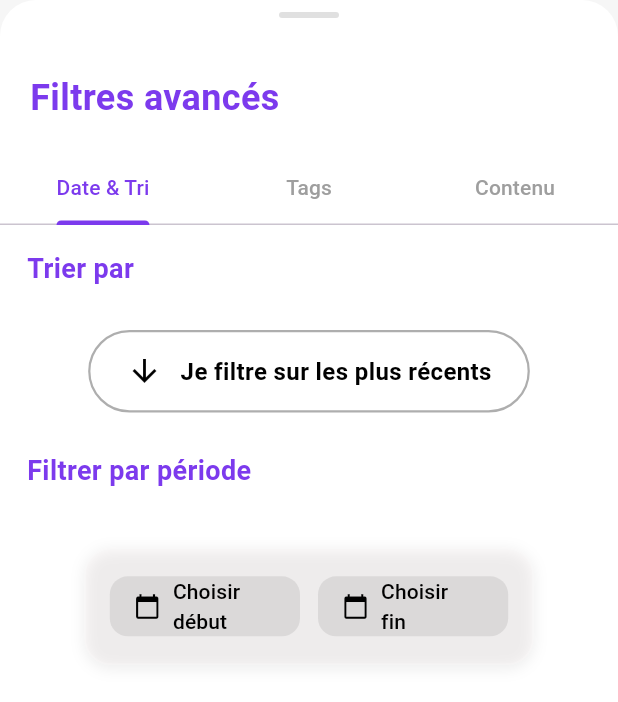
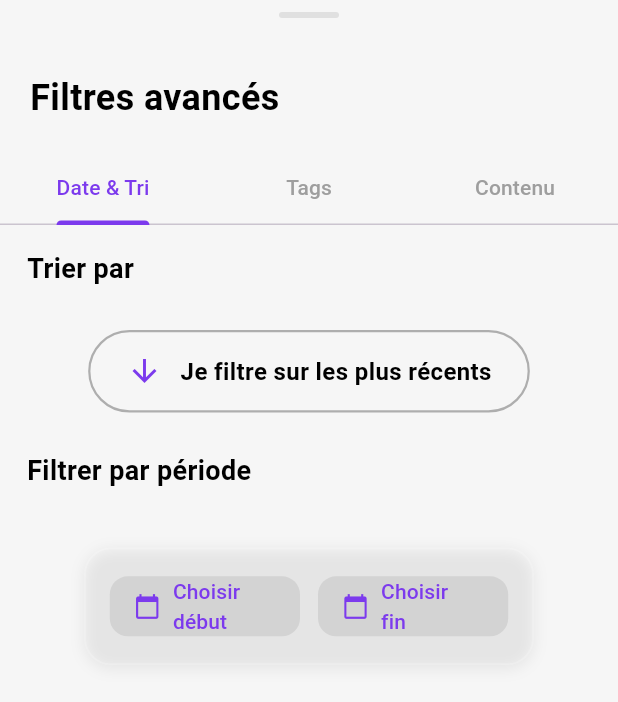
Before and after one commit to Xantos07/Revato, a Flutter app: the FilterPanel widget shown alone on an empty page, opened directly, on a phone screen of 412 x 824 dp. Shown: the top 702 px of the screen. Run offline on Flutter 3.47's test engine with Material 3 defaults, Android fonts, the phone set to English and light mode, and no system bars; our stand-ins replace shared_preferences, sqflite; accounts and stored records are empty.

Commit message:
💄Refactor color usage in DreamFilter widgets to use Theme.of(context) instead of hardcoded colors

```diff
--- a/revato_app/lib/widgets/DreamFilter/filter_panel.dart
+++ b/revato_app/lib/widgets/DreamFilter/filter_panel.dart
@@ -43,8 +43,8 @@ class _FilterPanelState extends State<FilterPanel>
       builder: (context, vm, _) {
         return Container(
           height: MediaQuery.of(context).size.height * 0.75,
-          decoration: const BoxDecoration(
-            color: Colors.white,
+          decoration: BoxDecoration(
+            color: Theme.of(context).colorScheme.surface,
             borderRadius: BorderRadius.vertical(top: Radius.circular(24)),
           ),
           child: Column(
@@ -70,7 +70,6 @@ class _FilterPanelState extends State<FilterPanel>
                         style: TextStyle(
                           fontSize: 24,
                           fontWeight: FontWeight.bold,
-                          color: Color(0xFF7C3AED),
                         ),
                       ),
                     ),
@@ -80,7 +79,8 @@ class _FilterPanelState extends State<FilterPanel>
                         icon: const Icon(Icons.clear),
                         label: const Text('Réinitialiser'),
                         style: TextButton.styleFrom(
-                          foregroundColor: const Color(0xFF7C3AED),
+                          foregroundColor:
+                              Theme.of(context).colorScheme.primary,
                         ),
                       ),
                   ],
@@ -90,9 +90,9 @@ class _FilterPanelState extends State<FilterPanel>
               // Tabs
               TabBar(
                 controller: _tabController,
-                labelColor: const Color(0xFF7C3AED),
+                labelColor: Theme.of(context).colorScheme.primary,
                 unselectedLabelColor: Colors.grey,
-                indicatorColor: const Color(0xFF7C3AED),
+                indicatorColor: Theme.of(context).colorScheme.primary,
                 tabs: const [
                   Tab(text: 'Date & Tri'),
                   Tab(text: 'Tags'),
@@ -106,7 +106,7 @@ class _FilterPanelState extends State<FilterPanel>
                   controller: _tabController,
                   children: [
                     buildDateTab(context, vm),
-                    buildTagsTab(vm),
+                    buildTagsTab(context, vm),
                     buildContentTab(vm),
                   ],
                 ),
--- a/revato_app/lib/widgets/DreamFilter/tab/filter_content_tab.dart
+++ b/revato_app/lib/widgets/DreamFilter/tab/filter_content_tab.dart
@@ -9,11 +9,7 @@ Widget buildContentTab(DreamFilterViewModel vm) {
       children: [
         Text(
           'Recherche textuelle',
-          style: TextStyle(
-            fontSize: 18,
-            fontWeight: FontWeight.bold,
-            color: Color(0xFF7C3AED),
-          ),
+          style: TextStyle(fontSize: 18, fontWeight: FontWeight.bold),
         ),
         SizedBox(height: 12),
         Text(
--- a/revato_app/lib/widgets/DreamFilter/tab/filter_date_tab.dart
+++ b/revato_app/lib/widgets/DreamFilter/tab/filter_date_tab.dart
@@ -20,11 +20,7 @@ Widget buildDateTab(BuildContext context, DreamFilterViewModel vm) {
         padding: const EdgeInsets.symmetric(horizontal: 18, vertical: 16),
         child: Text(
           'Trier par',
-          style: TextStyle(
-            fontSize: 18,
-            fontWeight: FontWeight.bold,
-            color: Color(0xFF7C3AED),
-          ),
+          style: TextStyle(fontSize: 18, fontWeight: FontWeight.bold),
         ),
       ),
       SizedBox(height: 12),
@@ -34,7 +30,6 @@ Widget buildDateTab(BuildContext context, DreamFilterViewModel vm) {
           child: Container(
             padding: EdgeInsets.symmetric(horizontal: 24, vertical: 14),
             decoration: BoxDecoration(
-              color: Colors.white,
               borderRadius: BorderRadius.circular(32),
               border: Border.all(
                 color: const Color.fromARGB(255, 174, 174, 174),
@@ -44,15 +39,11 @@ Widget buildDateTab(BuildContext context, DreamFilterViewModel vm) {
             child: Row(
               mainAxisSize: MainAxisSize.min,
               children: [
-                Icon(icon, color: Colors.black),
+                Icon(icon),
                 SizedBox(width: 12),
                 Text(
                   label,
-                  style: TextStyle(
-                    fontSize: 16,
-                    color: Colors.black,
-                    fontWeight: FontWeight.w600,
-                  ),
+                  style: TextStyle(fontSize: 16, fontWeight: FontWeight.w600),
                 ),
               ],
             ),
@@ -63,11 +54,7 @@ Widget buildDateTab(BuildContext context, DreamFilterViewModel vm) {
         padding: const EdgeInsets.symmetric(horizontal: 18, vertical: 26),
         child: Text(
           'Filtrer par période',
-          style: TextStyle(
-            fontSize: 18,
-            fontWeight: FontWeight.bold,
-            color: Color(0xFF7C3AED),
-          ),
+          style: TextStyle(fontSize: 18, fontWeight: FontWeight.bold),
         ),
       ),
       SizedBox(height: 12),
@@ -76,7 +63,6 @@ Widget buildDateTab(BuildContext context, DreamFilterViewModel vm) {
           constraints: const BoxConstraints(maxWidth: 300),
           padding: const EdgeInsets.symmetric(horizontal: 16, vertical: 14),
           decoration: BoxDecoration(
-            color: Color.fromARGB(255, 255, 228, 228).withOpacity(0.06),
             borderRadius: BorderRadius.circular(18),
             border: Border.all(
               color: Color.fromARGB(255, 255, 255, 255).withOpacity(0.18),
@@ -107,15 +93,12 @@ Widget buildDateTab(BuildContext context, DreamFilterViewModel vm) {
                       vm.setFilterPeriod(picked, end);
                     }
                   },
-                  icon: Icon(
-                    Icons.calendar_today,
-                    color: Color.fromARGB(255, 0, 0, 0),
-                  ),
+                  icon: Icon(Icons.calendar_today),
                   label: Text(
                     start != null
                         ? 'Du: ${_formatDate(start)}'
                         : 'Choisir début',
-                    style: TextStyle(color: Color.fromARGB(255, 0, 0, 0)),
+                    style: TextStyle(),
                   ),
                   style: ElevatedButton.styleFrom(
                     backgroundColor: Color.fromARGB(
@@ -146,13 +129,10 @@ Widget buildDateTab(BuildContext context, DreamFilterViewModel vm) {
                       vm.setFilterPeriod(start, picked);
                     }
                   },
-                  icon: Icon(
-                    Icons.calendar_today,
-                    color: Color.fromARGB(255, 0, 0, 0),
-                  ),
+                  icon: Icon(Icons.calendar_today),
                   label: Text(
                     end != null ? 'Au: ${_formatDate(end)}' : 'Choisir fin',
-                    style: TextStyle(color: Color.fromARGB(255, 0, 0, 0)),
+                    style: TextStyle(),
                   ),
                   style: ElevatedButton.styleFrom(
                     backgroundColor: Color.fromARGB(
@@ -181,17 +161,17 @@ Widget buildDateTab(BuildContext context, DreamFilterViewModel vm) {
               onPressed: () {
                 vm.setFilterPeriod(null, null);
               },
-              icon: Icon(Icons.clear, color: Color.fromARGB(255, 0, 0, 0)),
+              icon: Icon(
+                Icons.clear,
+                color: Theme.of(context).colorScheme.primary,
+              ),
               label: Text(
                 'Réinitialiser la période',
                 style: TextStyle(
                   fontSize: 14,
-                  color: Color.fromARGB(255, 0, 0, 0),
                   fontWeight: FontWeight.w500,
+                  color: Theme.of(context).colorScheme.primary,
                 ),
-              ),
-              style: TextButton.styleFrom(
-                foregroundColor: Color.fromARGB(255, 0, 0, 0),
               ),
             ),
           ],
--- a/revato_app/lib/widgets/DreamFilter/tab/filter_tags_tab.dart
+++ b/revato_app/lib/widgets/DreamFilter/tab/filter_tags_tab.dart
@@ -1,7 +1,7 @@
 import 'package:flutter/material.dart';
 import 'package:revato_app/viewmodel/dream_filter_view_model.dart';
 
-Widget buildTagsTab(DreamFilterViewModel vm) {
+Widget buildTagsTab(BuildContext context, DreamFilterViewModel vm) {
   if (vm.isLoadingCategories) {
     return const Center(
       child: Padding(
@@ -41,34 +41,21 @@ Widget buildTagsTab(DreamFilterViewModel vm) {
             margin: const EdgeInsets.only(bottom: 16),
             padding: const EdgeInsets.symmetric(horizontal: 16, vertical: 12),
             decoration: BoxDecoration(
-              color: const Color(0xFF7C3AED).withOpacity(0.1),
               borderRadius: BorderRadius.circular(12),
-              border: Border.all(
-                color: const Color(0xFF7C3AED).withOpacity(0.2),
-              ),
+              border: Border.all(color: Theme.of(context).colorScheme.primary),
             ),
             child: Row(
               children: [
-                const Icon(
-                  Icons.filter_list,
-                  color: Color(0xFF7C3AED),
-                  size: 20,
-                ),
+                const Icon(Icons.filter_list, size: 20),
                 const SizedBox(width: 8),
                 Text(
                   '${vm.selectedTags.length} tag(s) sélectionné(s)',
-                  style: const TextStyle(
-                    color: Color(0xFF7C3AED),
-                    fontWeight: FontWeight.w500,
-                  ),
+                  style: const TextStyle(fontWeight: FontWeight.w500),
                 ),
                 const Spacer(),
                 TextButton(
                   onPressed: vm.clearFilters,
-                  child: const Text(
-                    'Effacer',
-                    style: TextStyle(color: Color(0xFF7C3AED)),
-                  ),
+                  child: const Text('Effacer'),
                 ),
               ],
             ),
@@ -76,7 +63,7 @@ Widget buildTagsTab(DreamFilterViewModel vm) {
 
         // Liste des catégories avec ExpansionTiles
         ...vm.availableTagCategories.map(
-          (category) => _buildCategoryExpansionTile(vm, category),
+          (category) => _buildCategoryExpansionTile(context, vm, category),
         ),
       ],
     ),
@@ -84,7 +71,11 @@ Widget buildTagsTab(DreamFilterViewModel vm) {
 }
 
 /// **CONSTRUCTION D'UNE CATÉGORIE AVEC LISTE DÉROULANTE**
-Widget _buildCategoryExpansionTile(DreamFilterViewModel vm, category) {
+Widget _buildCategoryExpansionTile(
+  BuildContext context,
+  DreamFilterViewModel vm,
+  category,
+) {
   final tags = vm.getTagsForCategory(category.name);
   final selectedCount = vm.getSelectedTagsCountForCategory(category.name);
 
@@ -96,7 +87,7 @@ Widget _buildCategoryExpansionTile(DreamFilterViewModel vm, category) {
     margin: const EdgeInsets.only(bottom: 8),
     decoration: BoxDecoration(
       borderRadius: BorderRadius.circular(12),
-      border: Border.all(color: Colors.grey.shade200),
+      border: Border.all(color: Theme.of(context).colorScheme.outline),
     ),
     child: ExpansionTile(
       title: Row(
@@ -134,7 +125,7 @@ Widget _buildCategoryExpansionTile(DreamFilterViewModel vm, category) {
                     '$selectedCount sélectionné(s)',
                     style: TextStyle(
                       fontSize: 12,
-                      color: const Color(0xFF7C3AED).withOpacity(0.7),
+                      color: Theme.of(context).colorScheme.primary,
                     ),
                   ),
               ],
@@ -145,14 +136,14 @@ Widget _buildCategoryExpansionTile(DreamFilterViewModel vm, category) {
           Container(
             padding: const EdgeInsets.symmetric(horizontal: 8, vertical: 4),
             decoration: BoxDecoration(
-              color: Colors.grey.shade100,
+              color: Theme.of(context).colorScheme.surfaceVariant,
               borderRadius: BorderRadius.circular(12),
             ),
             child: Text(
               '${tags.length}',
               style: TextStyle(
                 fontSize: 12,
-                color: Colors.grey.shade600,
+                color: Theme.of(context).colorScheme.onSurfaceVariant,
                 fontWeight: FontWeight.w500,
               ),
             ),
@@ -165,7 +156,8 @@ Widget _buildCategoryExpansionTile(DreamFilterViewModel vm, category) {
           child: Wrap(
             spacing: 8,
             runSpacing: 8,
-            children: tags.map((tag) => _buildTagChip(vm, tag)).toList(),
+            children:
+                tags.map((tag) => _buildTagChip(context, vm, tag)).toList(),
           ),
         ),
       ],
@@ -174,22 +166,32 @@ Widget _buildCategoryExpansionTile(DreamFilterViewModel vm, category) {
 }
 
 /// **CONSTRUCTION D'UN CHIP DE TAG**
-Widget _buildTagChip(DreamFilterViewModel vm, String tag) {
+Widget _buildTagChip(
+  BuildContext context,
+  DreamFilterViewModel vm,
+  String tag,
+) {
   final isSelected = vm.isTagSelected(tag);
 
   return FilterChip(
     label: Text(tag),
     selected: isSelected,
     onSelected: (selected) => vm.toggleTagFilter(tag),
-    backgroundColor: Colors.grey.shade50,
-    selectedColor: const Color(0xFF7C3AED).withOpacity(0.2),
-    checkmarkColor: const Color(0xFF7C3AED),
+    backgroundColor: Theme.of(context).colorScheme.surface,
+    selectedColor: Theme.of(context).colorScheme.primary.withOpacity(0.2),
+    checkmarkColor: Theme.of(context).colorScheme.primary,
     labelStyle: TextStyle(
-      color: isSelected ? const Color(0xFF7C3AED) : Colors.grey.shade700,
+      color:
+          isSelected
+              ? Theme.of(context).colorScheme.primary
+              : Theme.of(context).colorScheme.onSurface.withOpacity(0.7),
       fontWeight: isSelected ? FontWeight.w500 : FontWeight.normal,
     ),
     side: BorderSide(
-      color: isSelected ? const Color(0xFF7C3AED) : Colors.grey.shade300,
+      color:
+          isSelected
+              ? Theme.of(context).colorScheme.primary
+              : Theme.of(context).colorScheme.outline,
     ),
   );
 }
```
